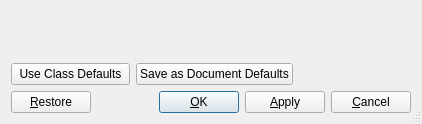
rpavlik/lyx-lucid-backport, file src/frontends/qt4/ui/DocumentUi.ui: the form before one commit.
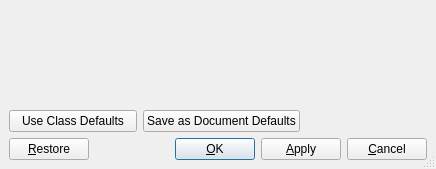
The form after the commit. Custom widgets are drawn as their Qt base class.

Patch:
```diff
--- a/src/frontends/qt4/ui/DocumentUi.ui
+++ b/src/frontends/qt4/ui/DocumentUi.ui
@@ -8,8 +8,8 @@
    <rect>
     <x>0</x>
     <y>0</y>
-    <width>422</width>
-    <height>124</height>
+    <width>436</width>
+    <height>169</height>
    </rect>
   </property>
   <property name="sizePolicy" >
@@ -26,79 +26,14 @@
   <property name="sizeGripEnabled" >
    <bool>true</bool>
   </property>
-  <layout class="QVBoxLayout" >
+  <layout class="QGridLayout" >
    <property name="margin" >
-    <number>11</number>
+    <number>9</number>
    </property>
    <property name="spacing" >
     <number>6</number>
    </property>
-   <item>
-    <widget class="lyx::frontend::PanelStack" name="docPS" />
-   </item>
-   <item>
-    <layout class="QHBoxLayout" >
-     <property name="margin" >
-      <number>0</number>
-     </property>
-     <property name="spacing" >
-      <number>6</number>
-     </property>
-     <item>
-      <widget class="QPushButton" name="defaultPB" >
-       <property name="sizePolicy" >
-        <sizepolicy>
-         <hsizetype>3</hsizetype>
-         <vsizetype>0</vsizetype>
-         <horstretch>0</horstretch>
-         <verstretch>0</verstretch>
-        </sizepolicy>
-       </property>
-       <property name="toolTip" >
-        <string>Reset to the default settings for the document class</string>
-       </property>
-       <property name="text" >
-        <string>Use Class Defaults</string>
-       </property>
-      </widget>
-     </item>
-     <item>
-      <widget class="QPushButton" name="savePB" >
-       <property name="sizePolicy" >
-        <sizepolicy>
-         <hsizetype>3</hsizetype>
-         <vsizetype>0</vsizetype>
-         <horstretch>0</horstretch>
-         <verstretch>0</verstretch>
-        </sizepolicy>
-       </property>
-       <property name="toolTip" >
-        <string>Save settings as LyX's default document settings</string>
-       </property>
-       <property name="text" >
-        <string>Save as Document Defaults</string>
-       </property>
-      </widget>
-     </item>
-     <item>
-      <spacer>
-       <property name="orientation" >
-        <enum>Qt::Horizontal</enum>
-       </property>
-       <property name="sizeType" >
-        <enum>QSizePolicy::Expanding</enum>
-       </property>
-       <property name="sizeHint" >
-        <size>
-         <width>20</width>
-         <height>20</height>
-        </size>
-       </property>
-      </spacer>
-     </item>
-    </layout>
-   </item>
-   <item>
+   <item row="2" column="0" >
     <layout class="QHBoxLayout" >
      <property name="margin" >
       <number>0</number>
@@ -158,6 +93,71 @@
      </item>
     </layout>
    </item>
+   <item row="1" column="0" >
+    <layout class="QHBoxLayout" >
+     <property name="margin" >
+      <number>0</number>
+     </property>
+     <property name="spacing" >
+      <number>6</number>
+     </property>
+     <item>
+      <widget class="QPushButton" name="defaultPB" >
+       <property name="sizePolicy" >
+        <sizepolicy>
+         <hsizetype>3</hsizetype>
+         <vsizetype>0</vsizetype>
+         <horstretch>0</horstretch>
+         <verstretch>0</verstretch>
+        </sizepolicy>
+       </property>
+       <property name="toolTip" >
+        <string>Reset to the default settings for the document class</string>
+       </property>
+       <property name="text" >
+        <string>Use Class Defaults</string>
+       </property>
+      </widget>
+     </item>
+     <item>
+      <widget class="QPushButton" name="savePB" >
+       <property name="sizePolicy" >
+        <sizepolicy>
+         <hsizetype>3</hsizetype>
+         <vsizetype>0</vsizetype>
+         <horstretch>0</horstretch>
+         <verstretch>0</verstretch>
+        </sizepolicy>
+       </property>
+       <property name="toolTip" >
+        <string>Save settings as LyX's default document settings</string>
+       </property>
+       <property name="text" >
+        <string>Save as Document Defaults</string>
+       </property>
+      </widget>
+     </item>
+     <item>
+      <spacer>
+       <property name="orientation" >
+        <enum>Qt::Horizontal</enum>
+       </property>
+       <property name="sizeType" >
+        <enum>QSizePolicy::Expanding</enum>
+       </property>
+       <property name="sizeHint" >
+        <size>
+         <width>20</width>
+         <height>20</height>
+        </size>
+       </property>
+      </spacer>
+     </item>
+    </layout>
+   </item>
+   <item row="0" column="0" >
+    <widget class="lyx::frontend::PanelStack" native="1" name="docPS" />
+   </item>
   </layout>
  </widget>
  <pixmapfunction></pixmapfunction>
@@ -167,7 +167,7 @@
  <customwidgets>
   <customwidget>
    <class>lyx::frontend::PanelStack</class>
-   <extends></extends>
+   <extends>QWidget</extends>
    <header>PanelStack.h</header>
    <container>1</container>
    <pixmap></pixmap>
```
Left out of the diff: 11 changed lines with no effect on the pictures.
